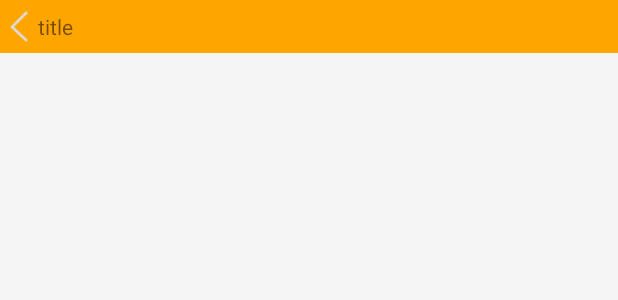
After one commit to jwl1/Fulisenter, an Android app: the layout ativity_boutique_child.xml on its own in the app's theme, with its tools: preview values and no code run, on a phone screen of 412 x 824 dp. The commit adds this screen. Shown: the top 300 px of the screen. Run offline under Robolectric (Android 15) with nearby library versions, the phone set to English and light mode, and no system bars.

Commit message:
精选二级界面

```diff
--- a/app/src/main/AndroidManifest.xml
+++ b/app/src/main/AndroidManifest.xml
@@ -16,9 +16,10 @@
             <intent-filter>
                 <action android:name="android.intent.action.MAIN" />
 
-                <category android:name="android.intent.category.LAUNCHER" />
+                <category android:name="android.intent.caategory.LAUNCHER" />
             </intent-filter>
         </activity>
+        <activity android:name=".controller.activity.BoutiqueChildActivity"/>
     </application>
 
 </manifest>
--- a/app/src/main/java/cn/ucai/fulisenter/MainActivity.java
+++ b/app/src/main/java/cn/ucai/fulisenter/MainActivity.java
@@ -8,7 +8,7 @@ import android.widget.RadioButton;
 
 import butterknife.BindView;
 import butterknife.ButterKnife;
-import cn.ucai.fulisenter.controller.fragment.BoutiqueFragment;
+import cn.ucai.fulicenter.controller.fragment.BoutiqueFragment;
 import cn.ucai.fulisenter.controller.fragment.NewGoodsFragment;
 
 public class MainActivity extends AppCompatActivity implements View.OnClickListener {
--- /dev/null
+++ b/app/src/main/res/layout/ativity_boutique_child.xml
@@ -0,0 +1,31 @@
+<?xml version="1.0" encoding="utf-8"?>
+<RelativeLayout xmlns:android="http://schemas.android.com/apk/res/android"
+    xmlns:tools="http://schemas.android.com/tools"
+    android:id="@+id/activity_boutique_child"
+    android:layout_width="match_parent"
+    android:layout_height="match_parent"
+    tools:context="cn.ucai.fulisenter.controller.activity.BoutiqueChildActivity">
+    <RelativeLayout
+        android:background="@color/orange"
+        android:id="@+id/rl"
+        android:layout_width="match_parent"
+        android:layout_height="35dp">
+        <ImageView
+            android:id="@+id/back"
+            android:src="@drawable/back"
+            android:layout_width="25dp"
+            android:layout_height="35dp" />
+        <TextView
+            android:id="@+id/title"
+            android:layout_width="match_parent"
+            android:layout_height="match_parent"
+            android:layout_toRightOf="@id/back"
+            android:gravity="center_vertical"
+            android:text="title"/>
+    </RelativeLayout>
+    <FrameLayout
+        android:id="@+id/fl_Boutique_Child"
+        android:layout_width="match_parent"
+        android:layout_height="match_parent"
+        android:layout_below="@id/rl"/>
+</RelativeLayout>
```
Also changed, not shown: app/src/main/java/cn/ucai/fulisenter/controller/activity/BoutiqueChildActivity.java (added, +158 -0 lines), app/src/main/java/cn/ucai/fulisenter/controller/adapter/BoutiqueAdapter.java (+13 -1 lines), app/src/main/java/cn/ucai/fulisenter/controller/fragment/BoutiqueFragment.java (+6 -1 lines).
